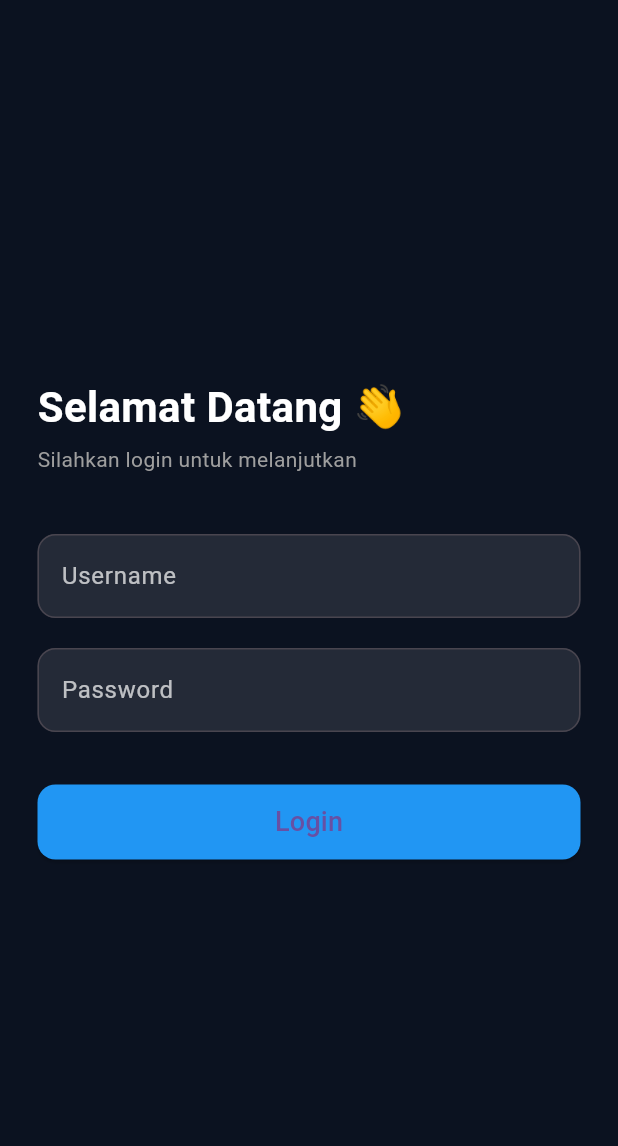
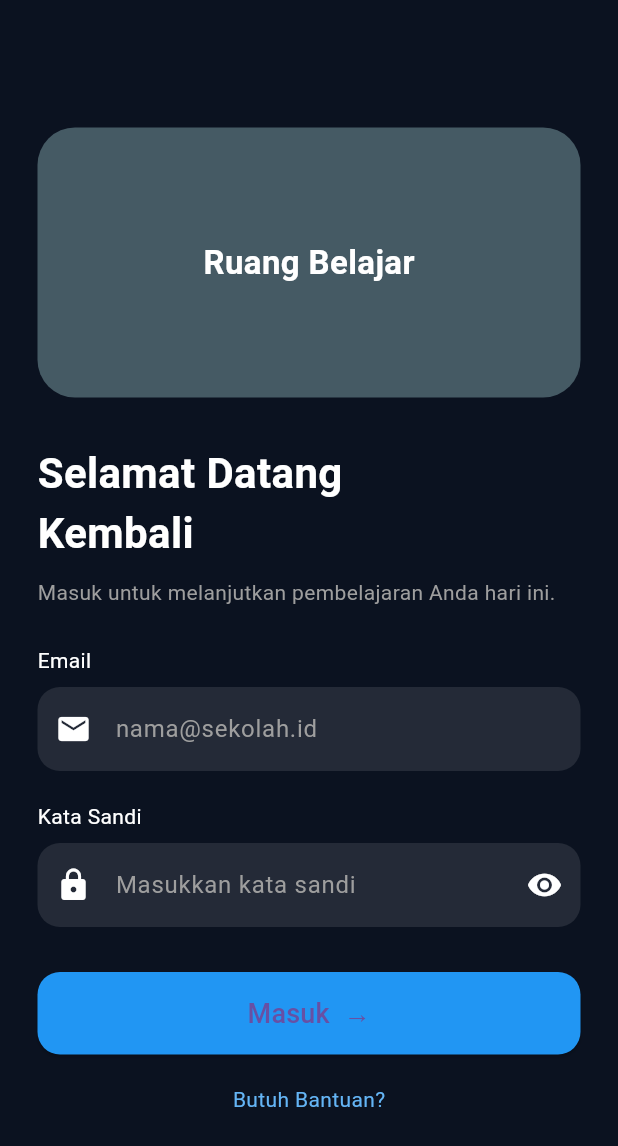
Before and after one commit to MOH-WAKID/UAS-RuangBelajar, a Flutter app: the LoginScreen screen opened directly, on a phone screen of 412 x 824 dp. Shown: the top 1146 px of the screen. Run offline on Flutter 3.47's test engine with Material 3 defaults, Android fonts, the light colour scheme and no system bars.

Commit message:
update halaman beranda

```diff
--- a/lib/main.dart
+++ b/lib/main.dart
@@ -1,5 +1,5 @@
 import 'package:flutter/material.dart';
-import 'login_screen.dart';
+import 'screens/splash_screen.dart';
 
 void main() {
   runApp(const MyApp());
@@ -12,7 +12,7 @@ class MyApp extends StatelessWidget {
   Widget build(BuildContext context) {
     return MaterialApp(
       debugShowCheckedModeBanner: false,
-      home: LoginScreen(),
+      home: const SplashScreen(),   // ← WAJIB pakai const
     );
   }
 }
--- /dev/null
+++ b/lib/screens/home_page.dart
@@ -0,0 +1,16 @@
+import 'package:flutter/material.dart';
+
+class HomePage extends StatelessWidget {
+  const HomePage({super.key});
+
+  @override
+  Widget build(BuildContext context) {
+    return Scaffold(
+      backgroundColor: const Color(0xff0B1220),
+      appBar: AppBar(title: const Text("Beranda")),
+      body: const Center(
+        child: Text("Ini Halaman Home", style: TextStyle(color: Colors.white)),
+      ),
+    );
+  }
+}
--- a/lib/screens/home_screen.dart
+++ /dev/null
@@ -1,18 +0,0 @@
-import 'package:flutter/material.dart';
-
-class HomeScreen extends StatelessWidget {
-  @override
-  Widget build(BuildContext context) {
-    return Scaffold(
-      backgroundColor: const Color(0xff0B1220),
-      body: SafeArea(
-        child: Center(
-          child: Text(
-            "Halaman Home",
-            style: TextStyle(color: Colors.white, fontSize: 22),
-          ),
-        ),
-      ),
-    );
-  }
-}
--- a/lib/screens/login_screen.dart
+++ b/lib/screens/login_screen.dart
@@ -1,26 +1,23 @@
 import 'package:flutter/material.dart';
 import 'home_page.dart';
 
-class LoginScreen extends StatefulWidget {
-  @override
-  State<LoginScreen> createState() => _LoginScreenState();
-}
+class LoginScreen extends StatelessWidget {
+  LoginScreen({super.key});
 
-class _LoginScreenState extends State<LoginScreen> {
-  final TextEditingController username = TextEditingController();
-  final TextEditingController password = TextEditingController();
+  final emailController = TextEditingController();
+  final passController = TextEditingController();
 
-  void login() {
-    if (username.text.isEmpty || password.text.isEmpty) {
+  void login(BuildContext context) {
+    if (emailController.text.isEmpty || passController.text.isEmpty) {
       ScaffoldMessenger.of(context).showSnackBar(
-        const SnackBar(content: Text("Username & Password tidak boleh kosong")),
+        const SnackBar(content: Text("Email & Password tidak boleh kosong")),
       );
       return;
     }
 
     Navigator.pushReplacement(
       context,
-      MaterialPageRoute(builder: (_) => HomePage()),
+      MaterialPageRoute(builder: (_) => const HomePage()),
     );
   }
 
@@ -28,75 +25,119 @@ class _LoginScreenState extends State<LoginScreen> {
   Widget build(BuildContext context) {
     return Scaffold(
       backgroundColor: const Color(0xff0B1220),
-      body: Padding(
+      body: SingleChildScrollView(
         padding: const EdgeInsets.all(25),
         child: Column(
-          mainAxisAlignment: MainAxisAlignment.center,
           crossAxisAlignment: CrossAxisAlignment.start,
           children: [
-            const Text(
-              "Selamat Datang 👋",
-              style: TextStyle(
-                color: Colors.white,
-                fontSize: 28,
-                fontWeight: FontWeight.bold,
+            const SizedBox(height: 60),
+
+            Container(
+              width: double.infinity,
+              height: 180,
+              decoration: BoxDecoration(
+                color: Colors.blueGrey[700],
+                borderRadius: BorderRadius.circular(25),
+              ),
+              child: const Center(
+                child: Text(
+                  "Ruang Belajar",
+                  style: TextStyle(
+                      color: Colors.white,
+                      fontSize: 22,
+                      fontWeight: FontWeight.bold),
+                ),
               ),
             ),
-            const SizedBox(height: 5),
+
+            const SizedBox(height: 30),
+
             const Text(
-              "Silahkan login untuk melanjutkan",
+              "Selamat Datang\nKembali",
+              style: TextStyle(
+                  color: Colors.white,
+                  fontSize: 28,
+                  fontWeight: FontWeight.bold),
+            ),
+
+            const SizedBox(height: 10),
+
+            const Text(
+              "Masuk untuk melanjutkan pembelajaran Anda hari ini.",
               style: TextStyle(color: Colors.grey),
             ),
 
-            const SizedBox(height: 40),
+            const SizedBox(height: 25),
+
+            const Text("Email", style: TextStyle(color: Colors.white)),
+            const SizedBox(height: 8),
 
             TextField(
-              controller: username,
+              controller: emailController,
               style: const TextStyle(color: Colors.white),
               decoration: InputDecoration(
-                labelText: "Username",
-                labelStyle: const TextStyle(color: Colors.white70),
                 filled: true,
                 fillColor: Colors.white10,
+                prefixIcon: const Icon(Icons.email, color: Colors.white),
+                hintText: "nama@sekolah.id",
+                hintStyle: const TextStyle(color: Colors.grey),
                 border: OutlineInputBorder(
-                  borderRadius: BorderRadius.circular(12),
+                  borderRadius: BorderRadius.circular(15),
+                  borderSide: BorderSide.none,
                 ),
               ),
             ),
 
             const SizedBox(height: 20),
 
+            const Text("Kata Sandi", style: TextStyle(color: Colors.white)),
+            const SizedBox(height: 8),
+
             TextField(
-              controller: password,
               obscureText: true,
+              controller: passController,
               style: const TextStyle(color: Colors.white),
               decoration: InputDecoration(
-                labelText: "Password",
-                labelStyle: const TextStyle(color: Colors.white70),
                 filled: true,
                 fillColor: Colors.white10,
+                prefixIcon: const Icon(Icons.lock, color: Colors.white),
+                suffixIcon:
+                    const Icon(Icons.visibility, color: Colors.white),
+                hintText: "Masukkan kata sandi",
+                hintStyle: const TextStyle(color: Colors.grey),
                 border: OutlineInputBorder(
-                  borderRadius: BorderRadius.circular(12),
+                  borderRadius: BorderRadius.circular(15),
+                  borderSide: BorderSide.none,
                 ),
               ),
             ),
 
-            const SizedBox(height: 35),
+            const SizedBox(height: 30),
 
             SizedBox(
               width: double.infinity,
-              height: 50,
+              height: 55,
               child: ElevatedButton(
-                onPressed: login,
                 style: ElevatedButton.styleFrom(
                   backgroundColor: Colors.blue,
                   shape: RoundedRectangleBorder(
-                      borderRadius: BorderRadius.circular(12)),
+                    borderRadius: BorderRadius.circular(15),
+                  ),
                 ),
+                onPressed: () => login(context),
                 child: const Text(
-                  "Login",
+                  "Masuk  →",
                   style: TextStyle(fontSize: 18),
                 ),
+              ),
+            ),
+
+            const SizedBox(height: 20),
+
+            Center(
+              child: Text(
+                "Butuh Bantuan?",
+                style: TextStyle(color: Colors.blue[300]),
               ),
             )
           ],
--- a/lib/screens/splash_screen.dart
+++ b/lib/screens/splash_screen.dart
@@ -3,6 +3,8 @@ import 'dart:async';
 import 'login_screen.dart';
 
 class SplashScreen extends StatefulWidget {
+  const SplashScreen({super.key});   // ← tambahkan ini
+
   @override
   State<SplashScreen> createState() => _SplashScreenState();
 }
```
